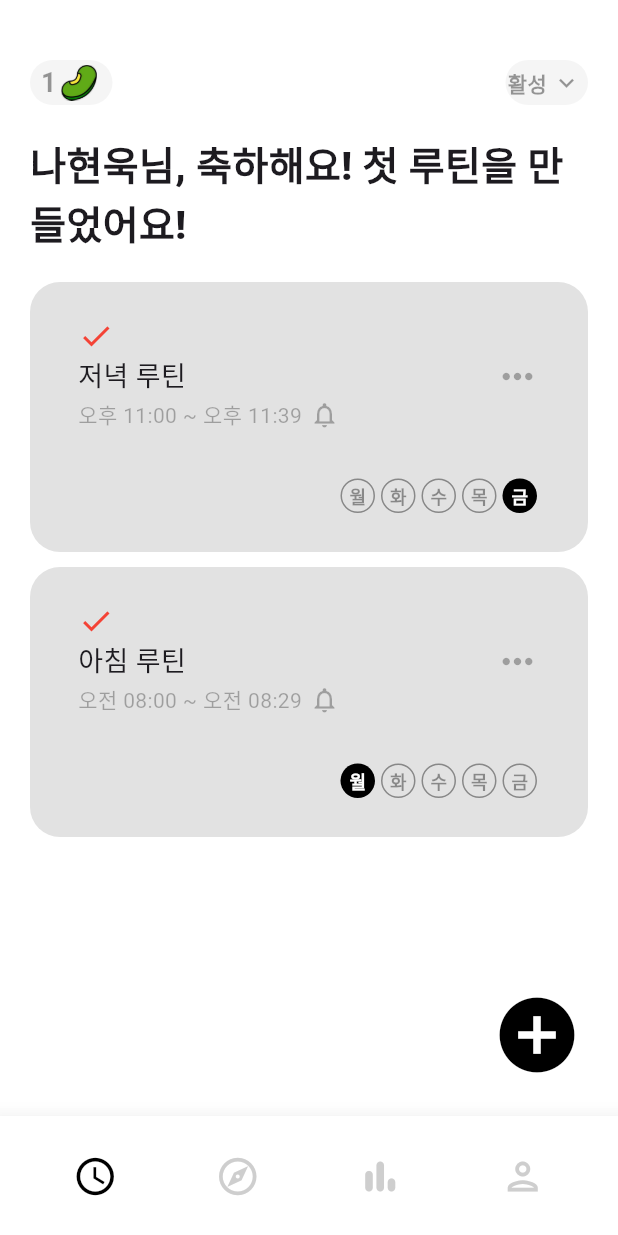
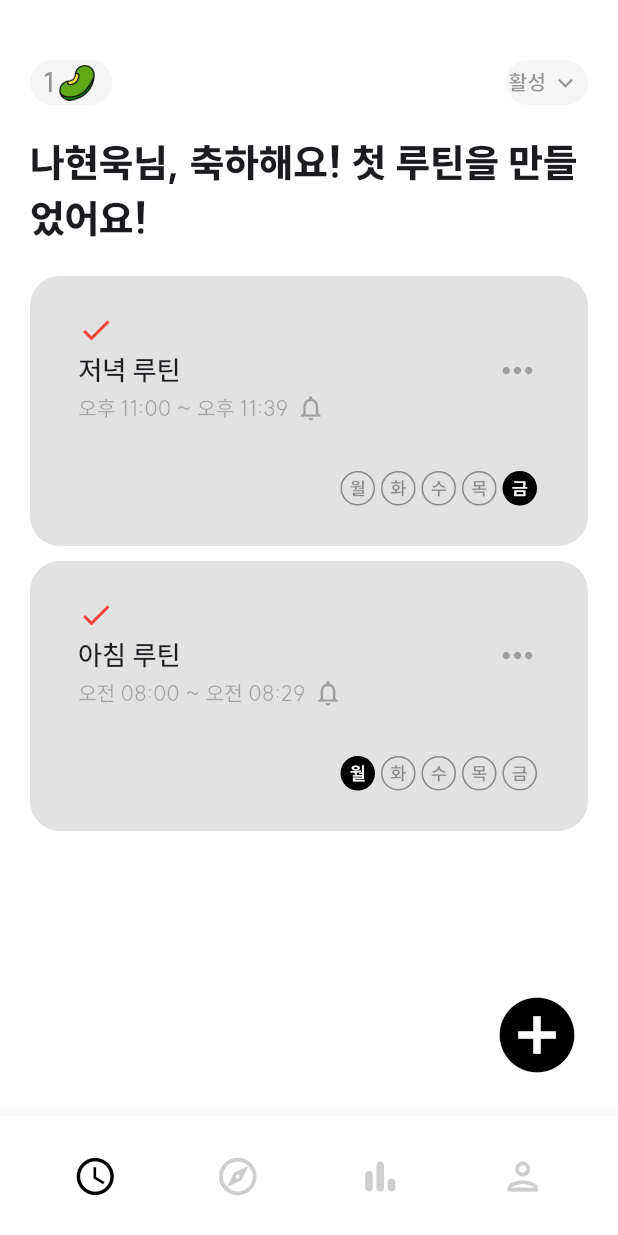
Before and after one commit to nahyunuk/routineryCloneCodingWithFlutter, a Flutter app: the screen it shows after launch, on a phone screen of 412 x 824 dp. Run offline on Flutter 3.47's test engine with Material 3 defaults, Android fonts, the phone set to English and light mode, and no system bars.

Commit message:
feat: 폰트 적용

```diff
--- a/lib/main.dart
+++ b/lib/main.dart
@@ -15,6 +15,7 @@ class MyApp extends StatelessWidget {
     return MaterialApp(
       theme: ThemeData(
         scaffoldBackgroundColor: Colors.white,
+        fontFamily: 'SUIT'
       ),
       home: const App(),
     );
```
